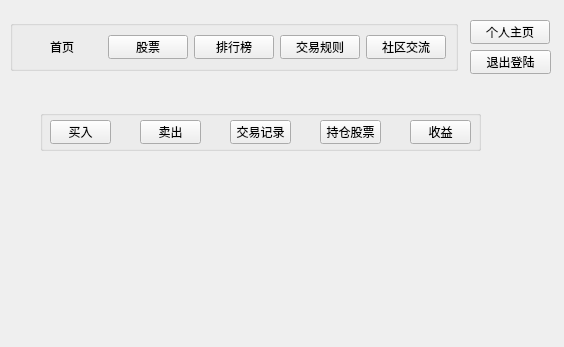
This is VirtualStock/mainwindow.ui in Vks-Feng/Nullptr as Qt 5 draws it before an edit. The edited form follows.
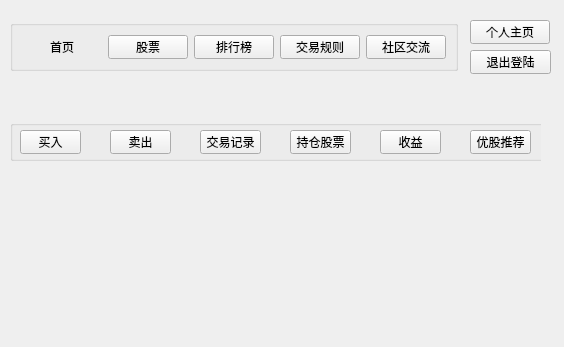
This is the edited form. The open tabs and pages were chosen to show the change.

Diff of the .ui file:
```diff
--- a/VirtualStock/mainwindow.ui
+++ b/VirtualStock/mainwindow.ui
@@ -30,9 +30,9 @@
     <widget class="QGroupBox" name="groupBox_6">
      <property name="geometry">
       <rect>
-       <x>30</x>
-       <y>30</y>
-       <width>441</width>
+       <x>0</x>
+       <y>40</y>
+       <width>541</width>
        <height>41</height>
       </rect>
      </property>
```
Left out of the diff: 2 changed lines with no effect on the pictures.
